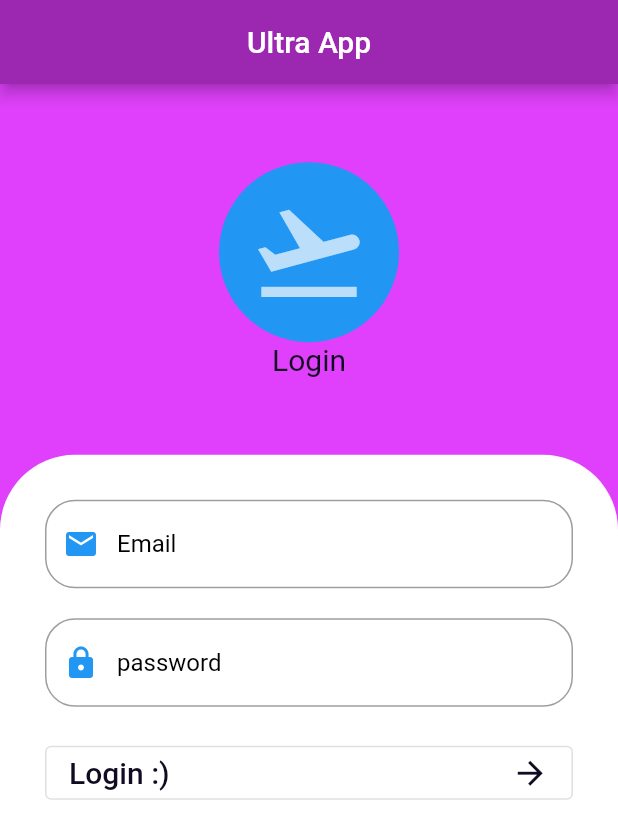
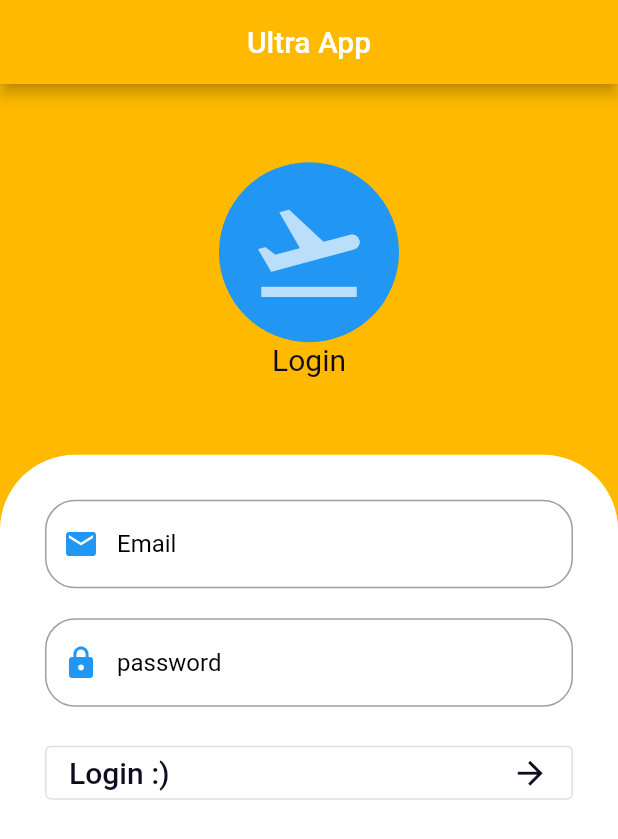
Before and after one commit to Bojsl19/Widgets, a Flutter app: the screen it shows after launch, on a phone screen of 412 x 824 dp. Shown: the top 839 px of the screen. Run offline on Flutter 3.47's test engine with Material 2 defaults, Android fonts, the phone set to English and light mode, and no system bars.

Commit message:
Login page 1

```diff
--- a/lib/Login_page/login_page.dart
+++ b/lib/Login_page/login_page.dart
@@ -1,6 +1,7 @@
 import 'package:flutter/cupertino.dart';
 import 'package:flutter/material.dart';
 
+import '../Strings/Strings.dart';
 import '../Widgets.dart';
 
 class LoginPage extends StatelessWidget {
@@ -13,10 +14,10 @@ class LoginPage extends StatelessWidget {
       ),
       debugShowCheckedModeBanner: false,
       home: Scaffold(
-        backgroundColor: Colors.purpleAccent,
+        backgroundColor: pColorloginpage,
         appBar: AppBar(
           centerTitle: true,
-          backgroundColor: Colors.purple,
+          backgroundColor: pColorloginpage,
           title: Text(
             'Ultra App',
           ),
--- a/lib/Strings/Strings.dart
+++ b/lib/Strings/Strings.dart
@@ -5,3 +5,4 @@ import 'dart:ui';
 
 const textColor = Color(0xff100B20);
 const pColor =Color(0xff100B20);
+const pColorloginpage =Color(0xFFFFBA00);
--- a/lib/Widgets.dart
+++ b/lib/Widgets.dart
@@ -31,7 +31,7 @@ class Container_image_of_loginpage extends StatelessWidget {
   Widget build(BuildContext context) {
     return Container(
       width: MediaQuery.of(context).size.width,
-      color: Colors.purpleAccent,
+      color: pColorloginpage,
       height: MediaQuery.of(context).size.height * 0.30,
       child: Center(
         child: Column(
```
